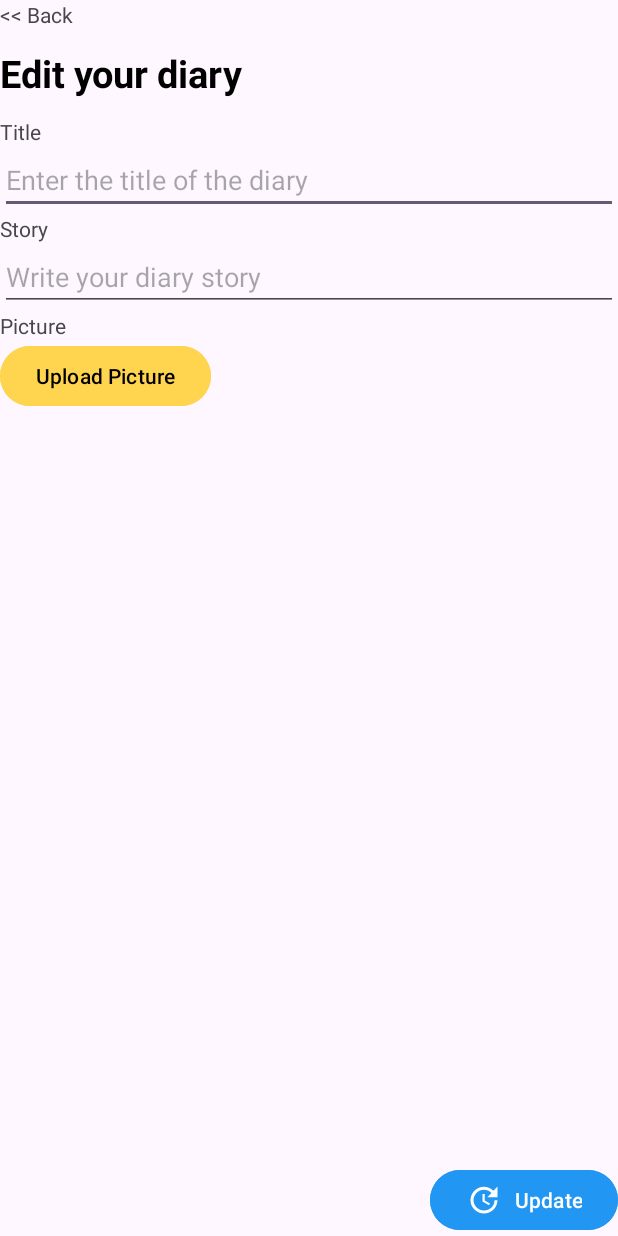
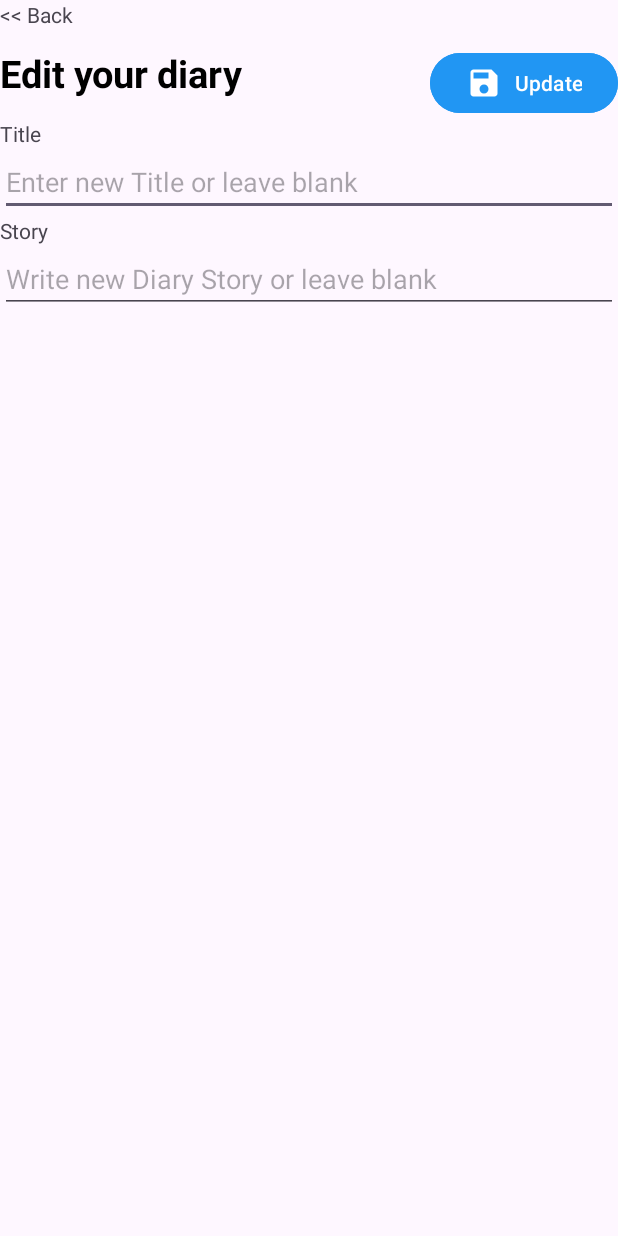
Before and after one commit to Rafibintang22/TubesMobdev1, an Android app: the fragment FragmentEditKonten shown on its own in the app's theme, on a phone screen of 412 x 824 dp. Run offline under Robolectric (Android 15) with nearby library versions, the phone set to English and light mode, and no system bars; 1 statement that could not run was skipped.

Commit message:
fitur Edit

```diff
--- a/app/src/main/java/com/example/tubes1/FragmentEditKonten.kt
+++ b/app/src/main/java/com/example/tubes1/FragmentEditKonten.kt
@@ -1,6 +1,8 @@
 package com.example.tubes1
 
 import android.os.Bundle
+import android.text.InputFilter
+import android.util.Log
 import androidx.fragment.app.Fragment
 import android.view.LayoutInflater
 import android.view.View
@@ -17,10 +19,34 @@ class FragmentEditKonten : Fragment() {
         this.binding = FragmentEditKontenBinding.inflate(inflater,container,false)
         this.viewModel = (activity as MainActivity).viewModel
         val view = this.binding.root
+        val back = this.binding.btnBack
         val update = this.binding.buttonUpdate
+
+        val maxLength = 18
+        val filters = arrayOf<InputFilter>(InputFilter.LengthFilter(maxLength))
+        this.binding.newTitle.filters = filters
+
         update.setOnClickListener{
-            pindahKeFragment(FragmentKontenDiary())
+            val title = this.binding.newTitle.text.toString()
+            val story = this.binding.newStory.text.toString()
+
+            Log.d("tesprint", title)
+            Log.d("tesprint", story)
+            if(title != ""){
+                viewModel.diaryImage.value!!.setTitle(title)
+            }
+
+            if(story != ""){
+                viewModel.diaryImage.value!!.setDesc(story)
+            }
+            viewModel.updatePage("Detail")
         }
+
+        back.setOnClickListener {
+            viewModel.updatePage("Detail")
+        }
+
+
         return view
     }
     fun pindahKeFragment(fragment: Fragment){
--- a/app/src/main/java/com/example/tubes1/FragmentTambahKonten.kt
+++ b/app/src/main/java/com/example/tubes1/FragmentTambahKonten.kt
@@ -6,6 +6,7 @@ import android.net.Uri
 import android.os.Build
 import android.os.Bundle
 import android.provider.MediaStore
+import android.text.InputFilter
 import android.util.Log
 import android.view.LayoutInflater
 import android.view.View
@@ -64,6 +65,11 @@ class FragmentTambahKonten : Fragment() {
             viewModel.updatePage("keHome")
         }
 
+        //max character
+        val maxLength = 18
+        val filters = arrayOf<InputFilter>(InputFilter.LengthFilter(maxLength))
+        this.binding.titleDiary.filters = filters
+
         saveBtn.setOnClickListener{
             val title = this.binding.titleDiary.text.toString()
             val desc = this.binding.descDiary.text.toString()
--- a/app/src/main/res/layout/fragment_detail_konten.xml
+++ b/app/src/main/res/layout/fragment_detail_konten.xml
@@ -20,6 +20,7 @@
     <TextView
         android:layout_width="wrap_content"
         android:layout_height="wrap_content"
+        android:layout_gravity="center"
         android:text="Click on Image to View!"
         android:textSize="10sp"
         android:layout_marginBottom="20dp"
@@ -40,6 +41,7 @@
         android:layout_width="wrap_content"
         android:layout_height="wrap_content"
         android:layout_marginBottom="20dp"
+        android:textColor="@color/biru"
         android:text="Created on "/>
     <TextView
         android:id="@+id/story_detail"
--- a/app/src/main/res/layout/fragment_edit_konten.xml
+++ b/app/src/main/res/layout/fragment_edit_konten.xml
@@ -16,18 +16,38 @@
             android:layout_height="wrap_content"
             android:text="@string/back"
             android:clickable="true"
-            android:layout_weight="1"></TextView>
+            android:layout_weight="1"/>
     </LinearLayout>
+
+    <LinearLayout
+        android:layout_width="match_parent"
+        android:layout_height="wrap_content"
+        android:orientation="horizontal">
+
 
     <TextView
         android:id="@+id/txt_editDiary"
-        android:layout_width="match_parent"
+        android:layout_width="0sp"
+        android:layout_weight="1"
         android:layout_height="wrap_content"
         android:text="Edit your diary"
         android:textSize="25sp"
         android:textColor="@color/black"
         android:textStyle="bold"
-        android:layout_marginBottom="12sp"></TextView>
+        android:layout_marginBottom="12sp"/>
+    <Button
+        android:id="@+id/button_update"
+        android:layout_width="wrap_content"
+        android:layout_height="wrap_content"
+        android:layout_gravity="right"
+        android:backgroundTint="@color/biru"
+        android:text="Update"
+        android:textColor="@color/white"
+        android:drawableLeft="@drawable/save_button_baseline"
+        android:drawableTint="@color/white"
+        />
+    </LinearLayout>
+
 
     <TextView
         android:layout_width="match_parent"
@@ -36,9 +56,10 @@
     </TextView>
 
     <EditText
+        android:id="@+id/new_title"
         android:layout_width="match_parent"
         android:layout_height="wrap_content"
-        android:hint="@string/enter_the_title_of_the_diary"></EditText>
+        android:hint="Enter new Title or leave blank"/>
 
     <TextView
         android:layout_width="match_parent"
@@ -47,42 +68,9 @@
     </TextView>
 
     <EditText
+        android:id="@+id/new_story"
         android:layout_width="match_parent"
         android:layout_height="wrap_content"
-        android:hint="Write your diary story"></EditText>
-
-    <TextView
-        android:layout_width="match_parent"
-        android:layout_height="wrap_content"
-        android:text="@string/picture">
-    </TextView>
-
-    <Button
-        android:id="@+id/upload_button"
-        android:layout_width="wrap_content"
-        android:layout_height="wrap_content"
-        android:text="Upload Picture"
-        android:textColor="@color/black"
-        android:backgroundTint="@color/kuning"></Button>
-
-
-    <ImageView
-        android:id="@+id/image"
-        android:layout_width="wrap_content"
-        android:layout_height="0dp"
-        android:layout_weight="1"
-        android:padding="20sp"
-        android:layout_gravity="center"></ImageView>
-    <Button
-        android:id="@+id/button_update"
-        android:layout_width="wrap_content"
-        android:layout_height="wrap_content"
-        android:layout_gravity="right"
-        android:backgroundTint="@color/biru"
-        android:text="Update"
-        android:textColor="@color/white"
-        android:drawableLeft="@drawable/update_button_baseline"
-        android:drawableTint="@color/white"
-        ></Button>
-
+        android:layout_marginBottom="20sp"
+        android:hint="Write new Diary Story or leave blank"/>
 </LinearLayout>
--- a/app/src/main/res/values/strings.xml
+++ b/app/src/main/res/values/strings.xml
@@ -4,7 +4,7 @@
     <string name="judul">Judul</string>
     <string name="masukkan_judul_diary">Masukkan judul diary</string>
     <string name="title">Title</string>
-    <string name="enter_the_title_of_the_diary">Enter the title of the diary</string>
+    <string name="enter_the_title_of_the_diary">Enter the title of the diary (Max 18 char)</string>
     <string name="story">Story</string>
     <string name="picture">Picture</string>
     <string name="back"><![CDATA[<< Back]]></string>
```
Also changed, not shown: app/src/main/java/com/example/tubes1/DiaryImage.kt (+9 -0 lines), app/src/main/java/com/example/tubes1/DiaryListAdapter.kt (+5 -25 lines), app/src/main/java/com/example/tubes1/FragmentDetailKonten.kt (+13 -17 lines), app/src/main/java/com/example/tubes1/MainActivity.kt (+10 -0 lines), app/src/main/java/com/example/tubes1/MainViewModel.kt (+4 -19 lines), app/src/main/res/layout/fragment_konten_diary.xml (+10 -10 lines).
